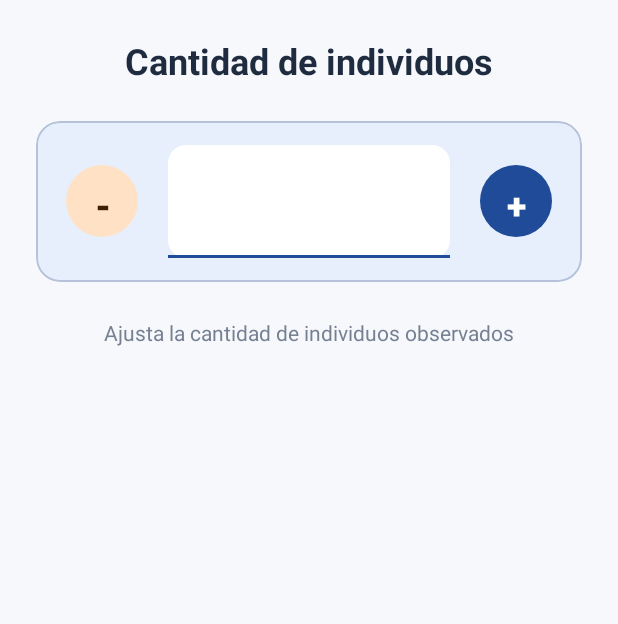
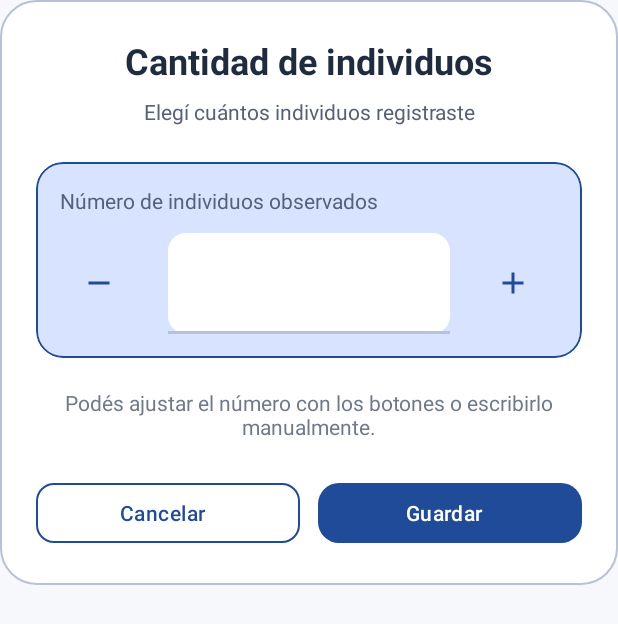
Before and after one commit to EnzoDHeredia/aves_argentinas_kotlin, an Android app: the layout dialog_observation_count.xml on its own in the app's theme, with its tools: preview values and no code run, on a phone screen of 412 x 824 dp. Shown: the top 624 px of the screen. Run offline under Robolectric (Android 15) with nearby library versions, the phone set to English and light mode, and no system bars.

Commit message:
mas mejoras en UI de modal guardar

```diff
--- a/app/src/main/java/com/example/avesargentinas/MainActivity.kt
+++ b/app/src/main/java/com/example/avesargentinas/MainActivity.kt
@@ -4,11 +4,14 @@ import android.Manifest
 import android.content.Intent
 import android.content.pm.PackageManager
 import android.graphics.Bitmap
+import android.graphics.Color
+import android.graphics.drawable.ColorDrawable
 import android.net.Uri
 import android.os.Build
 import android.os.Bundle
 import android.util.Log
 import android.view.View
+import android.view.ViewGroup
 import android.widget.ProgressBar
 import android.widget.TextView
 import android.widget.Toast
@@ -235,19 +238,25 @@ class MainActivity : AppCompatActivity() {
     }
 
     private fun showObservationCountDialog(onCountConfirmed: (Int) -> Unit) {
-        val dialogView = layoutInflater.inflate(R.layout.dialog_observation_count, null)
-        val inputLayout = dialogView.findViewById<TextInputLayout>(R.id.inputCountLayout)
-        val input = dialogView.findViewById<TextInputEditText>(R.id.editCount)
-        val decrement = dialogView.findViewById<MaterialButton>(R.id.btnDecrement)
-        val increment = dialogView.findViewById<MaterialButton>(R.id.btnIncrement)
+    val dialogView = layoutInflater.inflate(R.layout.dialog_observation_count, null)
+    val inputLayout = dialogView.findViewById<TextInputLayout>(R.id.inputCountLayout)
+    val input = dialogView.findViewById<TextInputEditText>(R.id.editCount)
+    val decrement = dialogView.findViewById<MaterialButton>(R.id.btnDecrement)
+    val increment = dialogView.findViewById<MaterialButton>(R.id.btnIncrement)
+    val cancel = dialogView.findViewById<MaterialButton>(R.id.btnCancel)
+    val confirm = dialogView.findViewById<MaterialButton>(R.id.btnConfirm)
 
         var currentCount = pendingObservationCount.coerceAtLeast(1)
         var programmaticChange = false
 
         fun updateCount(newValue: Int) {
             val sanitized = newValue.coerceAtLeast(1)
-            if (currentCount == sanitized && !programmaticChange) return
             currentCount = sanitized
+            val existingValue = input.text?.toString()?.toIntOrNull()
+            if (!programmaticChange && existingValue == sanitized) {
+                inputLayout.error = null
+                return
+            }
             programmaticChange = true
             input.setText(currentCount.toString())
             input.setSelection(input.text?.length ?: 0)
@@ -276,15 +285,46 @@ class MainActivity : AppCompatActivity() {
 
         updateCount(currentCount)
 
-        MaterialAlertDialogBuilder(this)
+        val dialog = MaterialAlertDialogBuilder(this)
             .setView(dialogView)
-            .setPositiveButton(R.string.observation_count_positive) { _, _ ->
-                val value = input.text?.toString()?.toIntOrNull()
-                val sanitized = value?.takeIf { it > 0 } ?: currentCount
-                onCountConfirmed(sanitized)
+            .create()
+
+        cancel.setOnClickListener {
+            dialog.dismiss()
+        }
+
+        confirm.setOnClickListener {
+            val typedValue = input.text?.toString()?.toIntOrNull()
+            if (typedValue == null || typedValue <= 0) {
+                inputLayout.error = getString(R.string.observation_count_invalid)
+                programmaticChange = true
+                input.setText(currentCount.toString())
+                input.setSelection(input.text?.length ?: 0)
+                programmaticChange = false
+                return@setOnClickListener
             }
-            .setNegativeButton(android.R.string.cancel, null)
-            .show()
+
+            updateCount(typedValue)
+            onCountConfirmed(currentCount)
+            dialog.dismiss()
+        }
+
+        dialog.setOnShowListener {
+            dialog.window?.let { window ->
+                window.setBackgroundDrawable(ColorDrawable(Color.TRANSPARENT))
+                val horizontalInset = resources.getDimensionPixelSize(R.dimen.dialog_horizontal_inset)
+                val displayWidth = resources.displayMetrics.widthPixels
+                val targetWidth = if (displayWidth > horizontalInset * 2) {
+                    displayWidth - horizontalInset * 2
+                } else {
+                    displayWidth
+                }
+                window.setLayout(targetWidth, ViewGroup.LayoutParams.WRAP_CONTENT)
+            }
+            updateCount(currentCount)
+        }
+
+        dialog.show()
     }
 
     private suspend fun performSaveObservation(individualCount: Int) {
--- /dev/null
+++ b/app/src/main/res/drawable/bg_dialog_observation.xml
@@ -0,0 +1,14 @@
+<?xml version="1.0" encoding="utf-8"?>
+<shape xmlns:android="http://schemas.android.com/apk/res/android"
+    android:shape="rectangle">
+    <solid android:color="@color/brand_surface" />
+    <stroke
+        android:width="1dp"
+        android:color="@color/brand_outline" />
+    <corners android:radius="24dp" />
+    <padding
+        android:bottom="0dp"
+        android:left="0dp"
+        android:right="0dp"
+        android:top="0dp" />
+</shape>
--- /dev/null
+++ b/app/src/main/res/drawable/ic_minus.xml
@@ -0,0 +1,10 @@
+<?xml version="1.0" encoding="utf-8"?>
+<vector xmlns:android="http://schemas.android.com/apk/res/android"
+    android:width="24dp"
+    android:height="24dp"
+    android:viewportWidth="24"
+    android:viewportHeight="24">
+    <path
+        android:fillColor="@android:color/white"
+        android:pathData="M19,13H5v-2h14v2z" />
+</vector>
--- /dev/null
+++ b/app/src/main/res/drawable/ic_plus.xml
@@ -0,0 +1,10 @@
+<?xml version="1.0" encoding="utf-8"?>
+<vector xmlns:android="http://schemas.android.com/apk/res/android"
+    android:width="24dp"
+    android:height="24dp"
+    android:viewportWidth="24"
+    android:viewportHeight="24">
+    <path
+        android:fillColor="@android:color/white"
+        android:pathData="M19,13h-6v6h-2v-6H5v-2h6V5h2v6h6v2z" />
+</vector>
--- a/app/src/main/res/layout/dialog_observation_count.xml
+++ b/app/src/main/res/layout/dialog_observation_count.xml
@@ -4,63 +4,80 @@
     android:layout_width="match_parent"
     android:layout_height="wrap_content"
     android:orientation="vertical"
+    android:background="@drawable/bg_dialog_observation"
     android:padding="24dp">
 
     <TextView
         android:layout_width="match_parent"
         android:layout_height="wrap_content"
+        android:layout_marginBottom="8dp"
+        android:gravity="center"
         android:text="@string/observation_count_title"
+        android:textColor="@color/text_primary"
         android:textSize="24sp"
-        android:textStyle="bold"
-        android:textColor="@color/text_primary"
+        android:textStyle="bold" />
+
+    <TextView
+        android:layout_width="match_parent"
+        android:layout_height="wrap_content"
         android:layout_marginBottom="24dp"
-        android:gravity="center"/>
+        android:gravity="center"
+        android:text="@string/observation_count_subtitle"
+        android:textColor="@color/text_secondary"
+        android:textSize="14sp" />
 
-    <!-- Tarjeta con el contador -->
     <com.google.android.material.card.MaterialCardView
         android:layout_width="match_parent"
         android:layout_height="wrap_content"
-        android:layout_marginBottom="24dp"
-        app:cardCornerRadius="16dp"
+        android:layout_marginBottom="20dp"
+        app:cardBackgroundColor="@color/brand_primary_light"
+        app:cardCornerRadius="18dp"
         app:cardElevation="0dp"
-        app:strokeColor="@color/brand_outline"
-        app:strokeWidth="1dp"
-        app:cardBackgroundColor="@color/accent_soft">
+        app:strokeColor="@color/brand_primary"
+        app:strokeWidth="1dp">
 
         <LinearLayout
             android:layout_width="match_parent"
             android:layout_height="wrap_content"
-            android:orientation="horizontal"
-            android:gravity="center_vertical"
+            android:orientation="vertical"
             android:padding="16dp">
 
-            <!-- Botón decrementar -->
+            <TextView
+                android:layout_width="match_parent"
+                android:layout_height="wrap_content"
+                android:text="@string/observation_count_hint"
+                android:textColor="@color/text_secondary"
+                android:textSize="14sp" />
+
+            <LinearLayout
+                android:layout_width="match_parent"
+                android:layout_height="wrap_content"
+                android:layout_marginTop="12dp"
+                android:gravity="center_vertical"
+                android:orientation="horizontal">
+
                 <com.google.android.material.button.MaterialButton
                     android:id="@+id/btnDecrement"
-                style="@style/Widget.Material3.Button.IconButton.Filled.Tonal"
-                android:layout_width="56dp"
-                android:layout_height="56dp"
-                android:text="-"
-                android:textSize="24sp"
-                android:textStyle="bold"
-                app:cornerRadius="28dp"
-                app:iconGravity="textStart"/>
+                    style="@style/Widget.AvesArgentinas.Button.Stepper"
+                    android:contentDescription="@string/observation_count_decrement"
+                    app:icon="@drawable/ic_minus"
+                    app:iconSize="24dp" />
 
-            <!-- Campo de texto con el número -->
                 <com.google.android.material.textfield.TextInputLayout
                     android:id="@+id/inputCountLayout"
                     android:layout_width="0dp"
                     android:layout_height="wrap_content"
-                android:layout_weight="1"
                     android:layout_marginStart="16dp"
                     android:layout_marginEnd="16dp"
+                    android:layout_weight="1"
+                    app:boxBackgroundColor="@color/brand_surface"
                     app:boxBackgroundMode="filled"
-                app:boxBackgroundColor="@color/brand_surface"
+                    app:boxCornerRadiusBottomEnd="12dp"
+                    app:boxCornerRadiusBottomStart="12dp"
+                    app:boxCornerRadiusTopEnd="12dp"
                     app:boxCornerRadiusTopStart="12dp"
-                app:boxCornerRadiusTopEnd="12dp"
-                app:boxCornerRadiusBottomStart="12dp"
-                app:boxCornerRadiusBottomEnd="12dp"
-                app:boxStrokeWidth="0dp"
+                    app:boxStrokeColor="@color/brand_outline"
+                    app:boxStrokeWidth="1dp"
                     app:boxStrokeWidthFocused="2dp"
                     app:hintEnabled="false">
 
@@ -68,27 +85,26 @@
                         android:id="@+id/editCount"
                         android:layout_width="match_parent"
                         android:layout_height="wrap_content"
+                        android:gravity="center"
+                        android:imeOptions="actionDone"
                         android:inputType="number"
+                        android:maxLines="1"
+                        android:paddingBottom="12dp"
+                        android:paddingTop="12dp"
+                        android:textColor="@color/brand_primary"
                         android:textSize="32sp"
-                    android:textStyle="bold"
-                    android:textColor="@color/brand_primary"
-                    android:gravity="center"
-                    android:paddingTop="16dp"
-                    android:paddingBottom="16dp"/>
+                        android:textStyle="bold" />
 
                 </com.google.android.material.textfield.TextInputLayout>
 
-            <!-- Botón incrementar -->
                 <com.google.android.material.button.MaterialButton
                     android:id="@+id/btnIncrement"
-                style="@style/Widget.Material3.Button.IconButton.Filled"
-                android:layout_width="56dp"
-                android:layout_height="56dp"
-                android:text="+"
-                android:textSize="24sp"
-                android:textStyle="bold"
-                app:cornerRadius="28dp"
-                app:iconGravity="textStart"/>
+                    style="@style/Widget.AvesArgentinas.Button.Stepper"
+                    android:contentDescription="@string/observation_count_increment"
+                    app:icon="@drawable/ic_plus"
+                    app:iconSize="24dp" />
+
+            </LinearLayout>
 
         </LinearLayout>
 
@@ -97,10 +113,35 @@
     <TextView
         android:layout_width="match_parent"
         android:layout_height="wrap_content"
-        android:text="Ajusta la cantidad de individuos observados"
-        android:textSize="14sp"
+        android:layout_marginBottom="24dp"
+        android:alpha="0.85"
+        android:gravity="center"
+        android:text="@string/observation_count_description"
         android:textColor="@color/text_secondary"
-        android:gravity="center"
-        android:alpha="0.8"/>
+        android:textSize="14sp" />
+
+    <LinearLayout
+        android:layout_width="match_parent"
+        android:layout_height="wrap_content"
+        android:orientation="horizontal">
+
+        <com.google.android.material.button.MaterialButton
+            android:id="@+id/btnCancel"
+            style="@style/Widget.AvesArgentinas.Button.Outlined"
+            android:layout_width="0dp"
+            android:layout_height="wrap_content"
+            android:layout_marginEnd="12dp"
+            android:layout_weight="1"
+            android:text="@string/observation_count_cancel" />
+
+        <com.google.android.material.button.MaterialButton
+            android:id="@+id/btnConfirm"
+            style="@style/Widget.AvesArgentinas.Button.Primary"
+            android:layout_width="0dp"
+            android:layout_height="wrap_content"
+            android:layout_weight="1"
+            android:text="@string/observation_count_positive" />
 
     </LinearLayout>
+
+</LinearLayout>
--- a/app/src/main/res/values/button_styles.xml
+++ b/app/src/main/res/values/button_styles.xml
@@ -55,4 +55,17 @@
         <item name="strokeWidth">1.5dp</item>
     </style>
 
+    <style name="Widget.AvesArgentinas.Button.Stepper" parent="Widget.Material3.Button.IconButton.Filled.Tonal">
+        <item name="android:layout_width">56dp</item>
+        <item name="android:layout_height">56dp</item>
+        <item name="android:minWidth">56dp</item>
+        <item name="android:minHeight">56dp</item>
+        <item name="android:elevation">0dp</item>
+        <item name="cornerRadius">28dp</item>
+        <item name="backgroundTint">@color/brand_primary_light</item>
+        <item name="iconTint">@color/brand_primary</item>
+        <item name="rippleColor">@color/brand_primary_light</item>
+        <item name="iconPadding">0dp</item>
+    </style>
+
 </resources>
--- /dev/null
+++ b/app/src/main/res/values/dimens.xml
@@ -0,0 +1,4 @@
+<?xml version="1.0" encoding="utf-8"?>
+<resources>
+    <dimen name="dialog_horizontal_inset">28dp</dimen>
+</resources>
--- a/app/src/main/res/values/strings.xml
+++ b/app/src/main/res/values/strings.xml
@@ -22,6 +22,11 @@
     <string name="observation_count_title">Cantidad de individuos</string>
     <string name="observation_count_hint">Número de individuos observados</string>
     <string name="observation_count_positive">Guardar</string>
+    <string name="observation_count_subtitle">Elegí cuántos individuos registraste</string>
+    <string name="observation_count_description">Podés ajustar el número con los botones o escribirlo manualmente.</string>
+    <string name="observation_count_cancel">Cancelar</string>
+    <string name="observation_count_increment">Incrementar cantidad</string>
+    <string name="observation_count_decrement">Disminuir cantidad</string>
     <string name="observation_list_subtitle">%1$s · %2$s · %3$s</string>
     <string name="observation_count_invalid">Ingresá un número mayor o igual a 1</string>
     <plurals name="observation_individuals">
```
Lines whose indentation alone changed are shown as unchanged.
